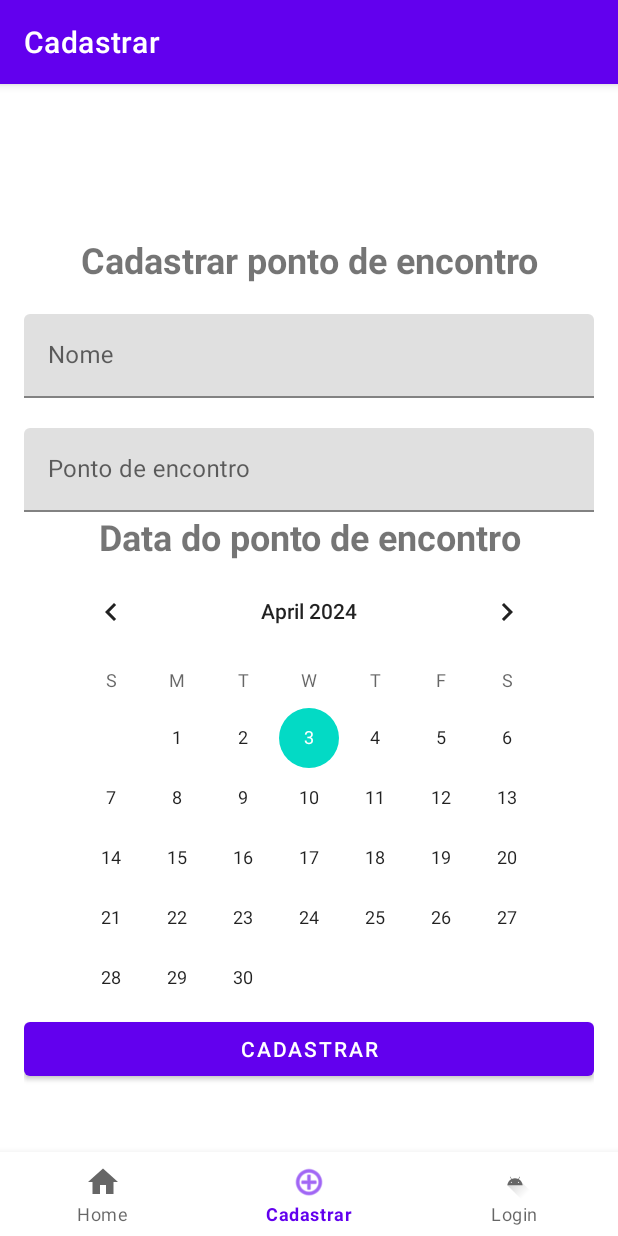
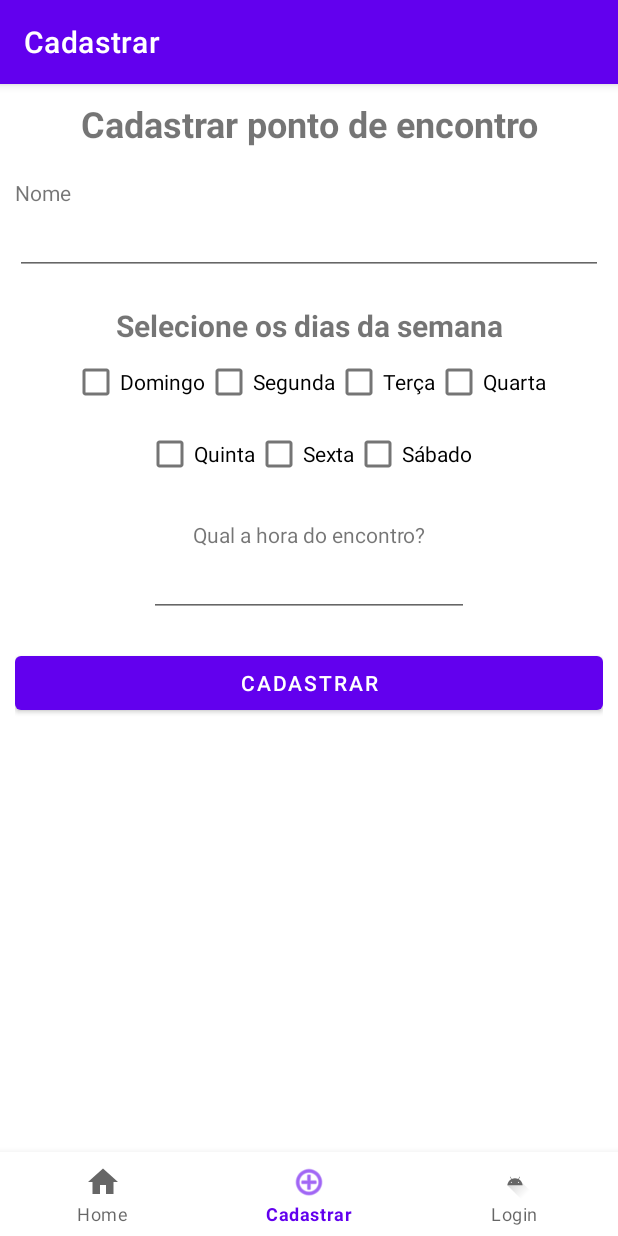
Before and after one commit to marcosbarross/letsGoApp, an Android app: the cadastroEncontro screen opened through its navigation route, on a phone screen of 412 x 824 dp. Run offline under Robolectric (Android 15) with nearby library versions, the phone set to English and light mode, and no system bars; our stand-ins replace navigation-ui.

Commit message:
Atualiza tela de cadastro de ponto de encontro

```diff
--- a/letsGoApp/app/src/main/res/layout/fragment_cadastro_encontro.xml
+++ b/letsGoApp/app/src/main/res/layout/fragment_cadastro_encontro.xml
@@ -10,12 +10,12 @@
     <LinearLayout
         android:layout_width="match_parent"
         android:layout_height="wrap_content"
+        android:gravity="center_horizontal"
         android:orientation="vertical"
-        android:gravity="center"
-        android:padding="16dp">
+        android:padding="10dp">
 
         <TextView
-            android:id="@+id/titulo"
+            android:id="@+id/cadastrarPontoTitle"
             android:layout_width="match_parent"
             android:layout_height="wrap_content"
             android:text="Cadastrar ponto de encontro"
@@ -27,46 +27,116 @@
             android:layout_width="match_parent"
             android:layout_height="30px" />
 
-        <com.google.android.material.textfield.TextInputLayout
-            android:id="@+id/nomeField"
+        <TextView
+            android:id="@+id/nomePontoLabel"
             android:layout_width="match_parent"
-            android:layout_height="wrap_content">
+            android:layout_height="wrap_content"
+            android:text="Nome" />
 
-            <com.google.android.material.textfield.TextInputEditText
-                android:layout_width="match_parent"
-                android:layout_height="wrap_content"
-                android:hint="Nome" />
-
-        </com.google.android.material.textfield.TextInputLayout>
+        <EditText
+            android:id="@+id/nomePontoInput"
+            android:layout_width="match_parent"
+            android:layout_height="wrap_content"
+            android:ems="10"
+            android:inputType="text" />
 
         <Space
             android:layout_width="match_parent"
             android:layout_height="30px" />
 
-        <com.google.android.material.textfield.TextInputLayout
+        <TextView
+            android:id="@+id/diasPontoTitle"
             android:layout_width="match_parent"
-            android:layout_height="wrap_content">
+            android:layout_height="wrap_content"
+            android:text="Selecione os dias da semana"
+            android:textAlignment="center"
+            android:textSize="20sp"
+            android:textStyle="bold" />
 
-            <com.google.android.material.textfield.TextInputEditText
+        <TableRow
+            android:layout_width="match_parent"
+            android:layout_height="wrap_content"
+            android:gravity="center_horizontal">
+
+            <CheckBox
+                android:id="@+id/checkBox11"
+                android:layout_width="wrap_content"
+                android:layout_height="wrap_content"
+                android:text="Domingo" />
+
+            <CheckBox
+                android:id="@+id/checkBox5"
+                android:layout_width="wrap_content"
+                android:layout_height="wrap_content"
+                android:text="Segunda" />
+
+            <CheckBox
+                android:id="@+id/checkBox6"
+                android:layout_width="wrap_content"
+                android:layout_height="wrap_content"
+                android:text="Terça" />
+
+            <CheckBox
+                android:id="@+id/checkBox7"
+                android:layout_width="wrap_content"
+                android:layout_height="wrap_content"
+                android:text="Quarta" />
+
+        </TableRow>
+
+        <TableRow
+            android:layout_width="match_parent"
+            android:layout_height="wrap_content"
+            android:gravity="center_horizontal">
+
+            <CheckBox
+                android:id="@+id/checkBox10"
+                android:layout_width="wrap_content"
+                android:layout_height="wrap_content"
+                android:text="Quinta" />
+
+            <CheckBox
+                android:id="@+id/checkBox8"
+                android:layout_width="wrap_content"
+                android:layout_height="wrap_content"
+                android:text="Sexta" />
+
+            <CheckBox
+                android:id="@+id/checkBox9"
+                android:layout_width="wrap_content"
+                android:layout_height="wrap_content"
+                android:text="Sábado" />
+
+        </TableRow>
+
+        <Space
+            android:layout_width="match_parent"
+            android:layout_height="30px" />
+
+        <LinearLayout
+            android:layout_width="wrap_content"
+            android:layout_height="wrap_content"
+            android:layout_gravity="center_horizontal"
+            android:orientation="vertical">
+
+            <TextView
+                android:id="@+id/encontroHoraLabel"
                 android:layout_width="match_parent"
                 android:layout_height="wrap_content"
-                android:hint="Ponto de encontro" />
+                android:text="Qual a hora do encontro?"
+                android:textAlignment="center" />
 
-        </com.google.android.material.textfield.TextInputLayout>
+            <EditText
+                android:id="@+id/editTextTime"
+                android:layout_width="match_parent"
+                android:layout_height="wrap_content"
+                android:ems="10"
+                android:inputType="time" />
+        </LinearLayout>
 
-        <TextView
-            android:id="@+id/calendarLabel"
+        <Space
             android:layout_width="match_parent"
-            android:layout_height="wrap_content"
-            android:text="Data do ponto de encontro"
-            android:textAlignment="center"
-            android:textSize="24sp"
-            android:textStyle="bold" />
-
-        <CalendarView
-            android:id="@+id/calendarView2"
-            android:layout_width="wrap_content"
-            android:layout_height="301dp" />
+            android:layout_height="30px" />
 
         <Button
             android:id="@+id/button"
```
